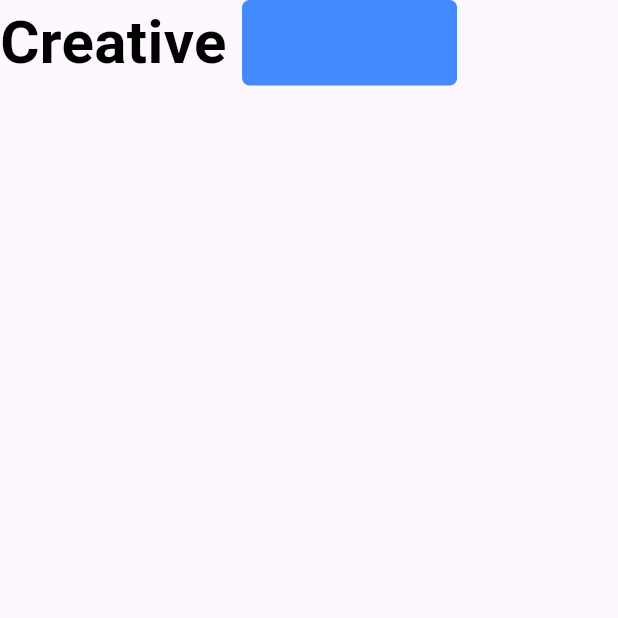
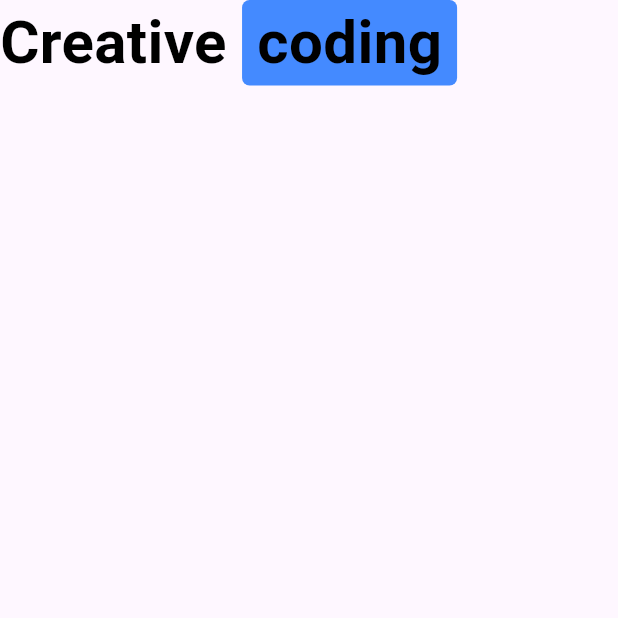
Before and after one commit to satyaroutray1/text_animations, a Flutter app: the first screen one second after launch, on a phone screen of 412 x 824 dp, the top half of it. Run offline on Flutter 3.47's test engine with Material 3 defaults, Android fonts, the phone set to English and light mode, and no system bars; missing offline and left inert: flutter_arc_text.

Commit message:
fix needed

```diff
--- a/example/lib/rotating text.dart
+++ b/example/lib/rotating text.dart
@@ -9,32 +9,54 @@ class RotatingText extends StatefulWidget {
 class _RotatingTextState extends State<RotatingText> with TickerProviderStateMixin{
   late AnimationController _animationController1, _animationController2;
   late Animation _animation1, _animation2;
+
+  List<String> skills = ['coding', 'minds', 'collect'];
+
+  int index = 0;
+
   @override
   void initState() {
-    // TODO: implement initState
     super.initState();
-    _animationController1 =AnimationController(vsync: this, duration: Duration(seconds: 10));
+    _animationController1 = AnimationController(
+      vsync: this,
+      duration: const Duration(milliseconds: 800),
+    );
+    first();
+  }
 
+  void first() {
     _animation1 = Tween<double>(begin: -150, end: 0)
-        .animate(CurvedAnimation(parent: _animationController1, curve: Curves.bounceOut)
-    )..addListener((){
-      setState(() {
+        .animate(CurvedAnimation(parent: _animationController1, curve: Curves.bounceOut))
+      ..addListener(() {
+        setState(() {});
+      })
+      ..addStatusListener((status) async {
+        if (status == AnimationStatus.completed) {
+          await Future.delayed(const Duration(seconds: 1));
+          second();
+        }
+      });
 
+    _animationController1..reset()..forward();
+  }
+
+  void second() {
+    _animation1 = Tween<double>(begin: 0, end: 60)
+        .animate(CurvedAnimation(parent: _animationController1, curve: Curves.bounceIn))
+      ..addListener(() {
+        setState(() {});
+      })
+      ..addStatusListener((status) async {
+        if (status == AnimationStatus.completed) {
+          await Future.delayed(const Duration(seconds: 1));
+          setState(() {
+            //index = (index + 1) % skills.length;
+          });
+          first(); // loop
+        }
       });
-    })..addStatusListener((status) async{
-      if(status == AnimationStatus.completed) {
-        await Future.delayed(const Duration(seconds: 1));
-        _animation1 = Tween<double>(begin: 0, end: 60).animate(CurvedAnimation(parent: _animationController1, curve: Curves.bounceIn))..addListener((){
-          setState(() {
 
-          });
-        });
-        _animationController1..reset()..forward();
-      }
-
-    });
-    _animationController1.forward();
-
+    _animationController1..reset()..forward();
   }
   @override
   Widget build(BuildContext context) {
@@ -48,16 +70,15 @@ class _RotatingTextState extends State<RotatingText> with TickerProviderStateMix
               decoration: BoxDecoration(
                 borderRadius: BorderRadius.all(Radius.circular(5)),
                 color: Colors.blueAccent,
-
               ),
-              child: CustomText(text: 'coding',textColor: Colors.transparent),
+              child: CustomText(text: skills[index],textColor: Colors.transparent),
             ),
 
             Positioned(
               bottom: _animation1.value,
               child: Container(
                   padding:EdgeInsets.symmetric(horizontal: 10),
-                  child: CustomText(text: 'coding',)),
+                  child: CustomText(text: skills[index],)),
             ),
           ],
         )
```
